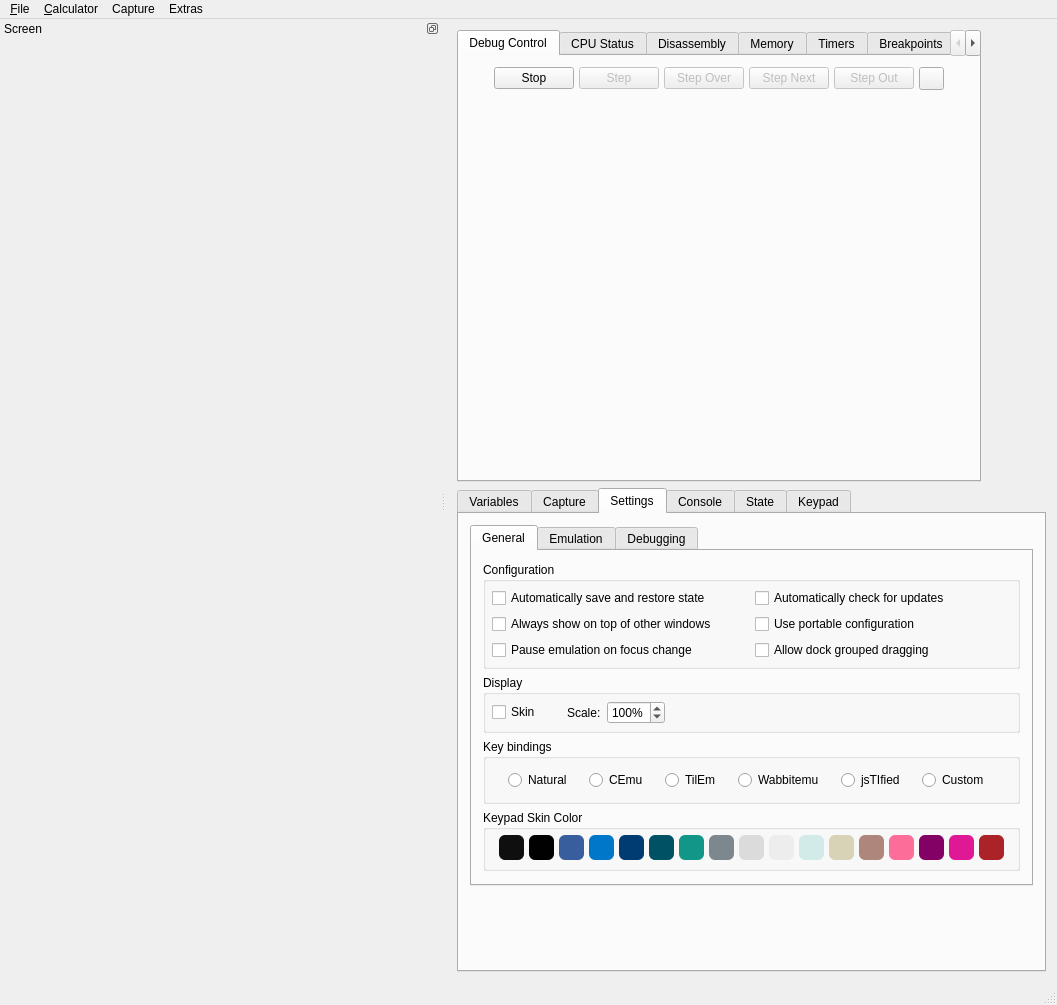
The window that gui/qt/mainwindow.ui (CE-Programming/CEmu) describes before a commit, drawn with Qt 5.
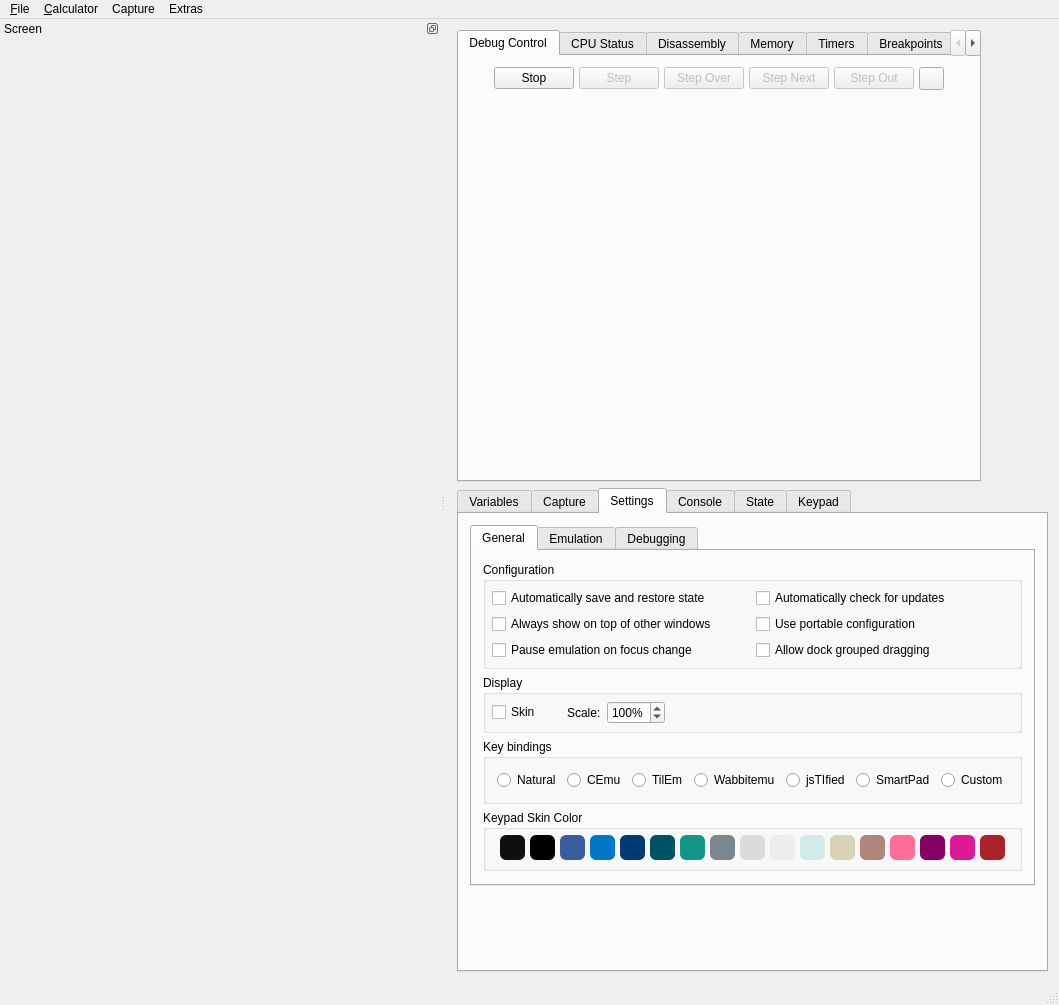
The same window after the commit. The open tabs and pages were chosen to show the change. Icons and pictures are not drawn. Custom widgets are drawn as their Qt base class.

Commit message:
Added SmartPad support
Added a new option under KeyBindings to allow key presses from the SmartPad app. Also documented macros in keymap.cpp

```diff
--- a/gui/qt/mainwindow.ui
+++ b/gui/qt/mainwindow.ui
@@ -6,7 +6,7 @@
    <rect>
     <x>0</x>
     <y>0</y>
-    <width>1004</width>
+    <width>1050</width>
     <height>1005</height>
    </rect>
   </property>
@@ -8629,6 +8629,16 @@
                  </property>
                 </widget>
                </item>
+               <item>
+                <widget class="QRadioButton" name="radioSmartPadKeys">
+                 <property name="focusPolicy">
+                  <enum>Qt::NoFocus</enum>
+                 </property>
+                 <property name="text">
+                  <string>SmartPad</string>
+                 </property>
+                </widget>
+               </item>
                <item>
                 <widget class="QRadioButton" name="radioCustomKeys">
                  <property name="sizePolicy">
@@ -9650,8 +9660,8 @@
     <rect>
      <x>0</x>
      <y>0</y>
-     <width>1004</width>
-     <height>22</height>
+     <width>1050</width>
+     <height>21</height>
     </rect>
    </property>
    <property name="sizePolicy">
```
Left out of the diff: 62 changed lines with no effect on the pictures. The commit also changes 7 other files.
